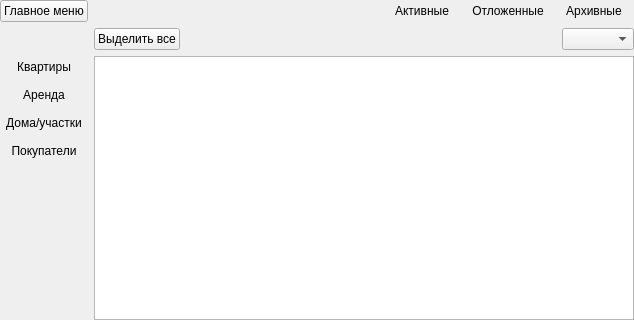
The window that src/corewidget/viewobjects.ui (Arox/makler) describes before a commit, drawn with Qt 5.
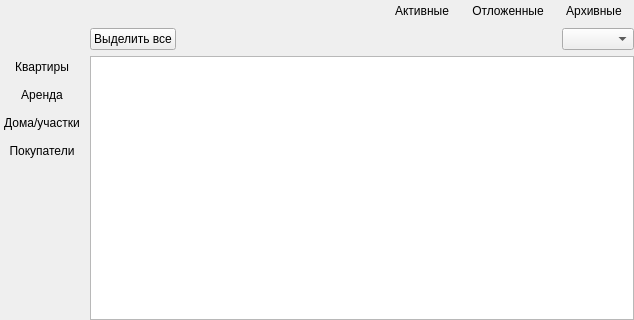
The same window after the commit.

```diff
--- a/src/corewidget/viewobjects.ui
+++ b/src/corewidget/viewobjects.ui
@@ -205,13 +205,6 @@
        </item>
       </layout>
      </item>
-     <item row="1" column="0">
-      <widget class="QPushButton" name="mpBack">
-       <property name="text">
-        <string>Главное меню</string>
-       </property>
-      </widget>
-     </item>
     </layout>
    </item>
   </layout>
```
